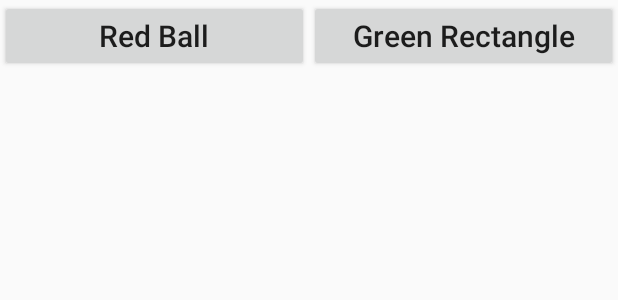
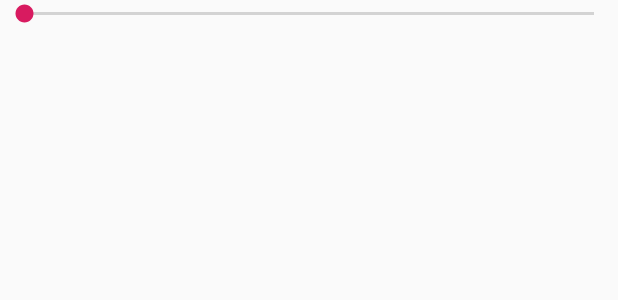
Before and after one commit to KWall1202/CS441_Drawing, an Android app: the layout activity_main.xml on its own in the app's theme, with its tools: preview values and no code run, on a phone screen of 412 x 824 dp. Shown: the top 300 px of the screen. Run offline under Robolectric (Android 15) with nearby library versions, the phone set to English and light mode, and no system bars.

```diff
--- a/app/src/main/res/layout/activity_main.xml
+++ b/app/src/main/res/layout/activity_main.xml
@@ -11,29 +11,12 @@
         android:layout_height="match_parent"
         android:orientation="vertical">
 
-        <LinearLayout
+        <SeekBar
+            android:id="@+id/seekBar"
             android:layout_width="match_parent"
             android:layout_height="wrap_content"
-            android:orientation="horizontal">
-
-            <Button
-                android:id="@+id/redButton"
-                android:layout_width="1dp"
-                android:layout_height="wrap_content"
-                android:layout_weight="1"
-                android:text="Red Ball"
-                android:textAllCaps="false"
-                android:textSize="20dp" />
-
-            <Button
-                android:id="@+id/greenButton"
-                android:layout_width="1dp"
-                android:layout_height="wrap_content"
-                android:layout_weight="1"
-                android:text="Green Rectangle"
-                android:textAllCaps="false"
-                android:textSize="20dp" />
-        </LinearLayout>
+            tools:layout_editor_absoluteX="66dp"
+            tools:layout_editor_absoluteY="0dp" />
 
         <LinearLayout
             android:id="@+id/customViewLayout"
@@ -42,4 +25,5 @@
             android:orientation="vertical">
         </LinearLayout>
     </LinearLayout>
+
 </android.support.constraint.ConstraintLayout>
```
Also changed, not shown: app/src/main/java/com/example/cs441_drawing/DrawSurface.java (+53 -0 lines), app/src/main/java/com/example/cs441_drawing/MainActivity.java (+21 -107 lines).
